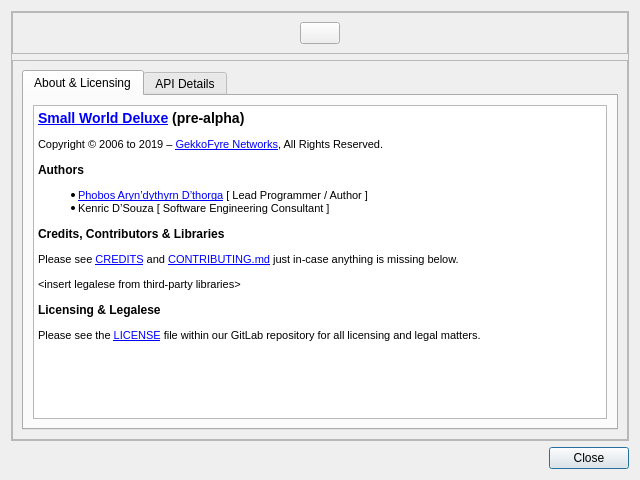
The window that src/ui/aboutdialog.ui (GekkoFyre/small-world-deluxe) describes before a commit, drawn with Qt 5.
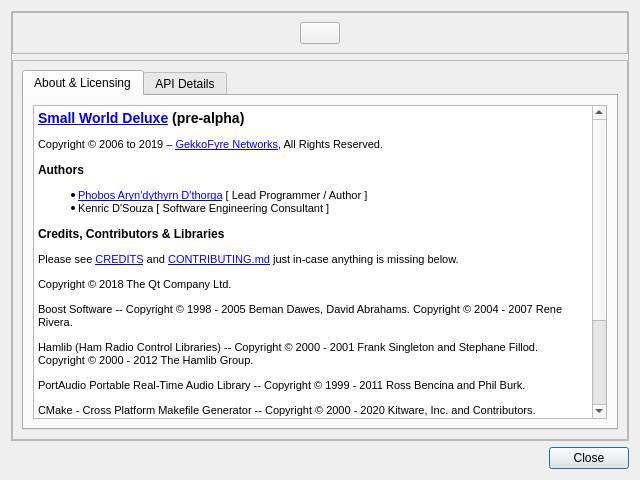
The same window after the commit.

Commit message: * Copyright updates within the About dialog. * Minor updates to how the COM/RS232/Serial ports are handled. * Minor updates to internal Hamlib-related functions.

The edit to the form file:
```diff
--- a/src/ui/aboutdialog.ui
+++ b/src/ui/aboutdialog.ui
@@ -121,19 +121,26 @@
                </property>
                <property name="html">
                 <string>&lt;!DOCTYPE HTML PUBLIC &quot;-//W3C//DTD HTML 4.0//EN&quot; &quot;http://www.w3.org/TR/REC-html40/strict.dtd&quot;&gt;
-&lt;html&gt;&lt;head&gt;&lt;meta name=&quot;qrichtext&quot; content=&quot;1&quot; /&gt;&lt;title&gt;Untitled Document.md&lt;/title&gt;&lt;style type=&quot;text/css&quot;&gt;
+&lt;html&gt;&lt;head&gt;&lt;meta name=&quot;qrichtext&quot; content=&quot;1&quot; /&gt;&lt;title&gt;About&lt;/title&gt;&lt;style type=&quot;text/css&quot;&gt;
 p, li { white-space: pre-wrap; }
 &lt;/style&gt;&lt;/head&gt;&lt;body style=&quot; font-family:'MS Shell Dlg 2'; font-size:7.8pt; font-weight:400; font-style:normal;&quot;&gt;
-&lt;h3 style=&quot; margin-top:14px; margin-bottom:12px; margin-left:0px; margin-right:0px; -qt-block-indent:0; text-indent:0px;&quot;&gt;&lt;a name=&quot;preview&quot;&gt;&lt;/a&gt;&lt;a href=&quot;https://code.gekkofyre.io/phobos-dthorga/small-world-deluxe/&quot;&gt;&lt;span style=&quot; font-size:8pt; font-weight:600; text-decoration: underline; color:#0000ff;&quot;&gt;S&lt;/span&gt;&lt;/a&gt;&lt;span style=&quot; font-size:8pt; font-weight:600; text-decoration: underline; color:#0000ff;&quot;&gt;mall World Deluxe&lt;/span&gt;&lt;span style=&quot; font-size:8pt; font-weight:600;&quot;&gt; (pre-alpha)&lt;/span&gt;&lt;/h3&gt;
+&lt;h3 style=&quot; margin-top:14px; margin-bottom:12px; margin-left:0px; margin-right:0px; -qt-block-indent:0; text-indent:0px;&quot;&gt;&lt;a href=&quot;https://git.gekkofyre.io/amateur-radio/small-world-deluxe/&quot;&gt;&lt;span style=&quot; font-size:8pt; font-weight:600; text-decoration: underline; color:#0000ff;&quot;&gt;Small World Deluxe&lt;/span&gt;&lt;/a&gt;&lt;span style=&quot; font-size:8pt; font-weight:600;&quot;&gt; (pre-alpha)&lt;/span&gt;&lt;/h3&gt;
 &lt;p style=&quot; margin-top:12px; margin-bottom:12px; margin-left:0px; margin-right:0px; -qt-block-indent:0; text-indent:0px;&quot;&gt;&lt;span style=&quot; font-size:8pt;&quot;&gt;Copyright © 2006 to 2019 – &lt;/span&gt;&lt;a href=&quot;https://gekkofyre.io/&quot;&gt;&lt;span style=&quot; font-size:8pt; text-decoration: underline; color:#0000ff;&quot;&gt;GekkoFyre Networks&lt;/span&gt;&lt;/a&gt;&lt;span style=&quot; font-size:8pt;&quot;&gt;, All Rights Reserved.&lt;/span&gt;&lt;/p&gt;
-&lt;h4 style=&quot; margin-top:12px; margin-bottom:12px; margin-left:0px; margin-right:0px; -qt-block-indent:0; text-indent:0px;&quot;&gt;&lt;a name=&quot;Authors_4&quot;&gt;&lt;/a&gt;&lt;span style=&quot; font-size:8pt; font-weight:600;&quot;&gt;A&lt;/span&gt;&lt;span style=&quot; font-size:8pt; font-weight:600;&quot;&gt;uthors&lt;/span&gt;&lt;/h4&gt;
-&lt;ul style=&quot;margin-top: 0px; margin-bottom: 0px; margin-left: 0px; margin-right: 0px; -qt-list-indent: 1;&quot;&gt;&lt;li style=&quot; font-size:8pt;&quot; style=&quot; margin-top:12px; margin-bottom:0px; margin-left:0px; margin-right:0px; -qt-block-indent:0; text-indent:0px;&quot;&gt;&lt;a href=&quot;https://git.gekkofyre.io/phobos-dthorga&quot;&gt;&lt;span style=&quot; text-decoration: underline; color:#0000ff;&quot;&gt;Phobos Aryn’dythyrn D’thorga&lt;/span&gt;&lt;/a&gt; [ Lead Programmer / Author ]&lt;/li&gt;
-&lt;li style=&quot; font-size:8pt;&quot; style=&quot; margin-top:0px; margin-bottom:12px; margin-left:0px; margin-right:0px; -qt-block-indent:0; text-indent:0px;&quot;&gt;Kenric D’Souza [ Software Engineering Consultant ]&lt;/li&gt;&lt;/ul&gt;
-&lt;h4 style=&quot; margin-top:12px; margin-bottom:12px; margin-left:0px; margin-right:0px; -qt-block-indent:0; text-indent:0px;&quot;&gt;&lt;a name=&quot;Credits_Contributors__Libraries_9&quot;&gt;&lt;/a&gt;&lt;span style=&quot; font-size:8pt; font-weight:600;&quot;&gt;C&lt;/span&gt;&lt;span style=&quot; font-size:8pt; font-weight:600;&quot;&gt;redits, Contributors &amp;amp; Libraries&lt;/span&gt;&lt;/h4&gt;
-&lt;p style=&quot; margin-top:12px; margin-bottom:12px; margin-left:0px; margin-right:0px; -qt-block-indent:0; text-indent:0px;&quot;&gt;&lt;span style=&quot; font-size:8pt;&quot;&gt;Please see &lt;/span&gt;&lt;a href=&quot;https://code.gekkofyre.io/phobos-dthorga/small-world-deluxe/blob/develop/CREDITS&quot;&gt;&lt;span style=&quot; font-size:8pt; text-decoration: underline; color:#0000ff;&quot;&gt;CREDITS&lt;/span&gt;&lt;/a&gt;&lt;span style=&quot; font-size:8pt;&quot;&gt; and &lt;/span&gt;&lt;a href=&quot;https://code.gekkofyre.io/phobos-dthorga/small-world-deluxe/blob/develop/CONTRIBUTING.md&quot;&gt;&lt;span style=&quot; font-size:8pt; text-decoration: underline; color:#0000ff;&quot;&gt;CONTRIBUTING.md&lt;/span&gt;&lt;/a&gt;&lt;span style=&quot; font-size:8pt;&quot;&gt; just in-case anything is missing below.&lt;/span&gt;&lt;/p&gt;
-&lt;p style=&quot; margin-top:12px; margin-bottom:12px; margin-left:0px; margin-right:0px; -qt-block-indent:0; text-indent:0px;&quot;&gt;&lt;span style=&quot; font-family:'Courier New'; font-size:8pt;&quot;&gt;&amp;lt;insert legalese from third-party libraries&amp;gt;&lt;/span&gt;&lt;/p&gt;
-&lt;h4 style=&quot; margin-top:12px; margin-bottom:12px; margin-left:0px; margin-right:0px; -qt-block-indent:0; text-indent:0px;&quot;&gt;&lt;a name=&quot;Licensing__Legalese_15&quot;&gt;&lt;/a&gt;&lt;span style=&quot; font-size:8pt; font-weight:600;&quot;&gt;L&lt;/span&gt;&lt;span style=&quot; font-size:8pt; font-weight:600;&quot;&gt;icensing &amp;amp; Legalese&lt;/span&gt;&lt;/h4&gt;
-&lt;p style=&quot; margin-top:12px; margin-bottom:12px; margin-left:0px; margin-right:0px; -qt-block-indent:0; text-indent:0px;&quot;&gt;&lt;span style=&quot; font-size:8pt;&quot;&gt;Please see the &lt;/span&gt;&lt;a href=&quot;https://code.gekkofyre.io/phobos-dthorga/small-world-deluxe/blob/develop/LICENSE&quot;&gt;&lt;span style=&quot; font-size:8pt; text-decoration: underline; color:#0000ff;&quot;&gt;LICENSE&lt;/span&gt;&lt;/a&gt;&lt;span style=&quot; font-size:8pt;&quot;&gt; file within our GitLab repository for all licensing and legal matters. &lt;/span&gt;&lt;/p&gt;&lt;/body&gt;&lt;/html&gt;</string>
+&lt;h4 style=&quot; margin-top:12px; margin-bottom:12px; margin-left:0px; margin-right:0px; -qt-block-indent:0; text-indent:0px;&quot;&gt;&lt;span style=&quot; font-size:8pt; font-weight:600;&quot;&gt;Authors&lt;/span&gt;&lt;/h4&gt;
+&lt;ul style=&quot;margin-top: 0px; margin-bottom: 0px; margin-left: 0px; margin-right: 0px; -qt-list-indent: 1;&quot;&gt;&lt;li style=&quot; font-size:8pt;&quot; style=&quot; margin-top:12px; margin-bottom:0px; margin-left:0px; margin-right:0px; -qt-block-indent:0; text-indent:0px;&quot;&gt;&lt;a href=&quot;https://code.gekkofyre.io/phobos-dthorga&quot;&gt;&lt;span style=&quot; text-decoration: underline; color:#0000ff;&quot;&gt;Phobos Aryn'dythyrn D'thorga&lt;/span&gt;&lt;/a&gt; [ Lead Programmer / Author ]&lt;/li&gt;
+&lt;li style=&quot; font-size:8pt;&quot; style=&quot; margin-top:0px; margin-bottom:12px; margin-left:0px; margin-right:0px; -qt-block-indent:0; text-indent:0px;&quot;&gt;Kenric D'Souza [ Software Engineering Consultant ] &lt;/li&gt;&lt;/ul&gt;
+&lt;h4 style=&quot; margin-top:12px; margin-bottom:12px; margin-left:0px; margin-right:0px; -qt-block-indent:0; text-indent:0px;&quot;&gt;&lt;span style=&quot; font-size:8pt; font-weight:600;&quot;&gt;Credits, Contributors &amp;amp; Libraries&lt;/span&gt;&lt;/h4&gt;
+&lt;p style=&quot; margin-top:12px; margin-bottom:12px; margin-left:0px; margin-right:0px; -qt-block-indent:0; text-indent:0px;&quot;&gt;&lt;span style=&quot; font-size:8pt;&quot;&gt;Please see &lt;/span&gt;&lt;a href=&quot;https://code.gekkofyre.io/phobos-dthorga/small-world-deluxe/-/blob/develop/CREDITS&quot;&gt;&lt;span style=&quot; font-size:8pt; text-decoration: underline; color:#0000ff;&quot;&gt;CREDITS&lt;/span&gt;&lt;/a&gt;&lt;span style=&quot; font-size:8pt;&quot;&gt; and &lt;/span&gt;&lt;a href=&quot;https://code.gekkofyre.io/phobos-dthorga/small-world-deluxe/-/blob/develop/CONTRIBUTING.md&quot;&gt;&lt;span style=&quot; font-size:8pt; text-decoration: underline; color:#0000ff;&quot;&gt;CONTRIBUTING.md&lt;/span&gt;&lt;/a&gt;&lt;span style=&quot; font-size:8pt;&quot;&gt; just in-case anything is missing below.&lt;/span&gt;&lt;/p&gt;
+&lt;p style=&quot; margin-top:12px; margin-bottom:12px; margin-left:0px; margin-right:0px; -qt-block-indent:0; text-indent:0px;&quot;&gt;&lt;span style=&quot; font-family:'Courier New'; font-size:8pt;&quot;&gt;Copyright © 2018 The Qt Company Ltd.&lt;/span&gt;&lt;/p&gt;
+&lt;p style=&quot; margin-top:12px; margin-bottom:12px; margin-left:0px; margin-right:0px; -qt-block-indent:0; text-indent:0px;&quot;&gt;&lt;span style=&quot; font-family:'Courier New'; font-size:8pt;&quot;&gt;Boost Software -- Copyright © 1998 - 2005 Beman Dawes, David Abrahams. Copyright © 2004 - 2007 Rene Rivera.&lt;/span&gt;&lt;/p&gt;
+&lt;p style=&quot; margin-top:12px; margin-bottom:12px; margin-left:0px; margin-right:0px; -qt-block-indent:0; text-indent:0px;&quot;&gt;&lt;span style=&quot; font-family:'Courier New'; font-size:8pt;&quot;&gt;Hamlib (Ham Radio Control Libraries) -- Copyright © 2000 - 2001 Frank Singleton and Stephane Fillod. Copyright © 2000 - 2012 The Hamlib Group.&lt;/span&gt;&lt;/p&gt;
+&lt;p style=&quot; margin-top:12px; margin-bottom:12px; margin-left:0px; margin-right:0px; -qt-block-indent:0; text-indent:0px;&quot;&gt;&lt;span style=&quot; font-family:'Courier New'; font-size:8pt;&quot;&gt;PortAudio Portable Real-Time Audio Library -- Copyright © 1999 - 2011 Ross Bencina and Phil Burk.&lt;/span&gt;&lt;/p&gt;
+&lt;p style=&quot; margin-top:12px; margin-bottom:12px; margin-left:0px; margin-right:0px; -qt-block-indent:0; text-indent:0px;&quot;&gt;&lt;span style=&quot; font-family:'Courier New'; font-size:8pt;&quot;&gt;CMake - Cross Platform Makefile Generator -- Copyright © 2000 - 2020 Kitware, Inc. and Contributors.&lt;/span&gt;&lt;/p&gt;
+&lt;p style=&quot; margin-top:12px; margin-bottom:12px; margin-left:0px; margin-right:0px; -qt-block-indent:0; text-indent:0px;&quot;&gt;&lt;span style=&quot; font-family:'Courier New'; font-size:8pt;&quot;&gt;Serial -- Copyright © 2012 William Woodall and John Harrison.&lt;/span&gt;&lt;/p&gt;
+&lt;p style=&quot; margin-top:12px; margin-bottom:12px; margin-left:0px; margin-right:0px; -qt-block-indent:0; text-indent:0px;&quot;&gt;&lt;span style=&quot; font-family:'Courier New'; font-size:8pt;&quot;&gt;SingleApplication -- Copyright © 2015 - 2020 Itay Grudev.&lt;/span&gt;&lt;/p&gt;
+&lt;h4 style=&quot; margin-top:12px; margin-bottom:12px; margin-left:0px; margin-right:0px; -qt-block-indent:0; text-indent:0px;&quot;&gt;&lt;span style=&quot; font-size:8pt; font-weight:600;&quot;&gt;Licensing &amp;amp; Legalese&lt;/span&gt;&lt;/h4&gt;
+&lt;p style=&quot; margin-top:12px; margin-bottom:12px; margin-left:0px; margin-right:0px; -qt-block-indent:0; text-indent:0px;&quot;&gt;&lt;span style=&quot; font-size:8pt;&quot;&gt;Please see the &lt;/span&gt;&lt;a href=&quot;https://code.gekkofyre.io/phobos-dthorga/small-world-deluxe/-/blob/develop/LICENSE&quot;&gt;&lt;span style=&quot; font-size:8pt; text-decoration: underline; color:#0000ff;&quot;&gt;LICENSE&lt;/span&gt;&lt;/a&gt;&lt;span style=&quot; font-size:8pt;&quot;&gt; file within our GitLab repository for all licensing and legal matters.&lt;/span&gt;&lt;/p&gt;
+&lt;p style=&quot; margin-top:12px; margin-bottom:12px; margin-left:0px; margin-right:0px; -qt-block-indent:0; text-indent:0px;&quot;&gt;&lt;span style=&quot; font-size:8pt;&quot;&gt; &lt;/span&gt;&lt;/p&gt;&lt;/body&gt;&lt;/html&gt;</string>
                </property>
                <property name="textInteractionFlags">
                 <set>Qt::LinksAccessibleByKeyboard|Qt::LinksAccessibleByMouse|Qt::TextBrowserInteraction|Qt::TextSelectableByKeyboard|Qt::TextSelectableByMouse</set>
```
Left out of the diff: 2 changed lines with no effect on the pictures. The commit also changes 5 other files.
